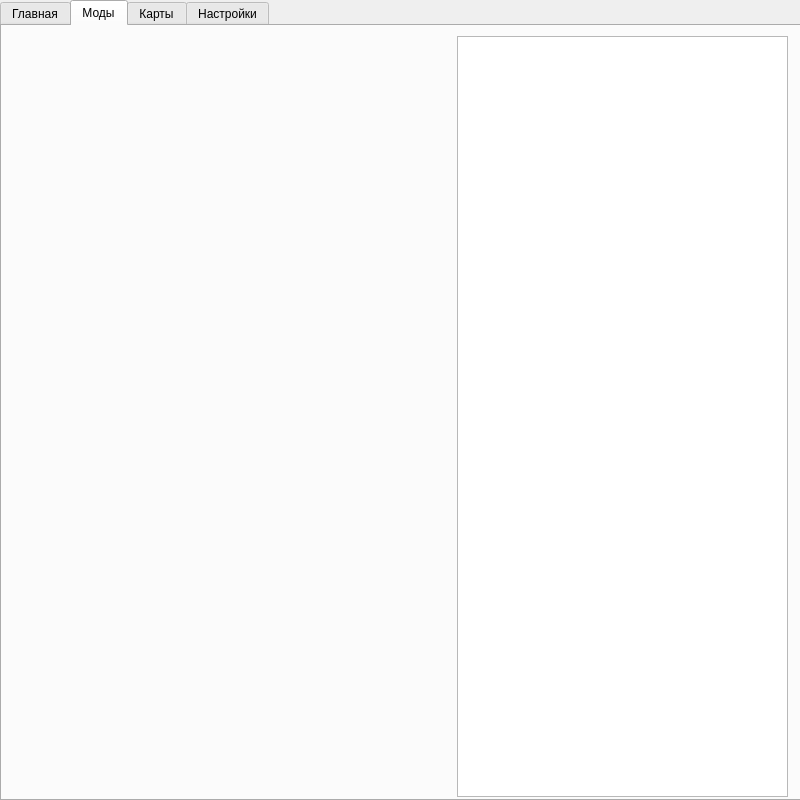
The window that heroes_manager.ui (Kapusta-fairy/App-HeroesManager) describes before a commit, drawn with Qt 5.
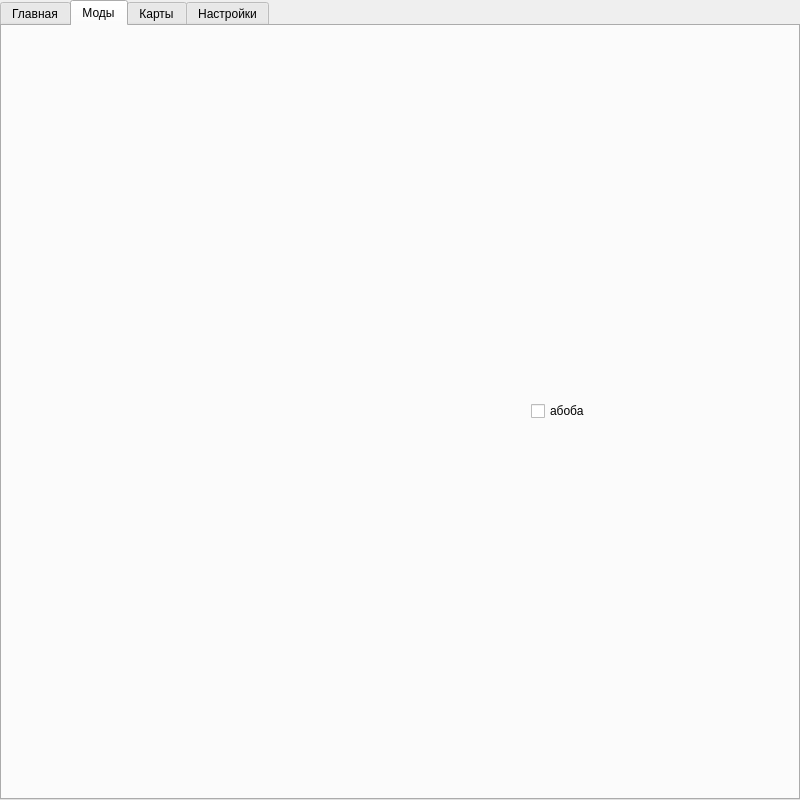
The same window after the commit. Icons and pictures are not drawn.

Commit message: fix game path in GameFiles

The edit to the form file:
```diff
--- a/heroes_manager.ui
+++ b/heroes_manager.ui
@@ -31,16 +31,30 @@
   <property name="windowTitle">
    <string>Менеджер героев</string>
   </property>
-  <widget class="QWidget" name="centralwidget">
+  <property name="styleSheet">
+   <string notr="true">QWidget#tab_main {
+	background-image: url(:/resources/main_back.jpg);
+}
+QWidget#tab_mods {
+	background-image: url(:/resources/main_back.jpg);
+}</string>
+  </property>
+  <widget class="QWidget" name="central_widget">
    <widget class="QTabWidget" name="tab_bar">
     <property name="geometry">
      <rect>
       <x>0</x>
       <y>0</y>
-      <width>801</width>
-      <height>801</height>
+      <width>800</width>
+      <height>800</height>
      </rect>
     </property>
+    <property name="maximumSize">
+     <size>
+      <width>16777215</width>
+      <height>16777215</height>
+     </size>
+    </property>
     <property name="autoFillBackground">
      <bool>false</bool>
     </property>
@@ -77,15 +91,27 @@
      <attribute name="title">
       <string>Моды</string>
      </attribute>
-     <widget class="QListWidget" name="list_mods">
+     <widget class="QWidget" name="verticalLayoutWidget">
       <property name="geometry">
        <rect>
-        <x>455</x>
+        <x>529</x>
         <y>10</y>
-        <width>331</width>
-        <height>761</height>
+        <width>261</width>
+        <height>751</height>
        </rect>
       </property>
+      <layout class="QVBoxLayout" name="mods_layout">
+       <property name="sizeConstraint">
+        <enum>QLayout::SetDefaultConstraint</enum>
+       </property>
+       <item>
+        <widget class="QCheckBox" name="checkBox">
+         <property name="text">
+          <string>абоба</string>
+         </property>
+        </widget>
+       </item>
+      </layout>
      </widget>
     </widget>
     <widget class="QWidget" name="tab_maps">
```
Left out of the diff: 2 changed lines with no effect on the pictures.
